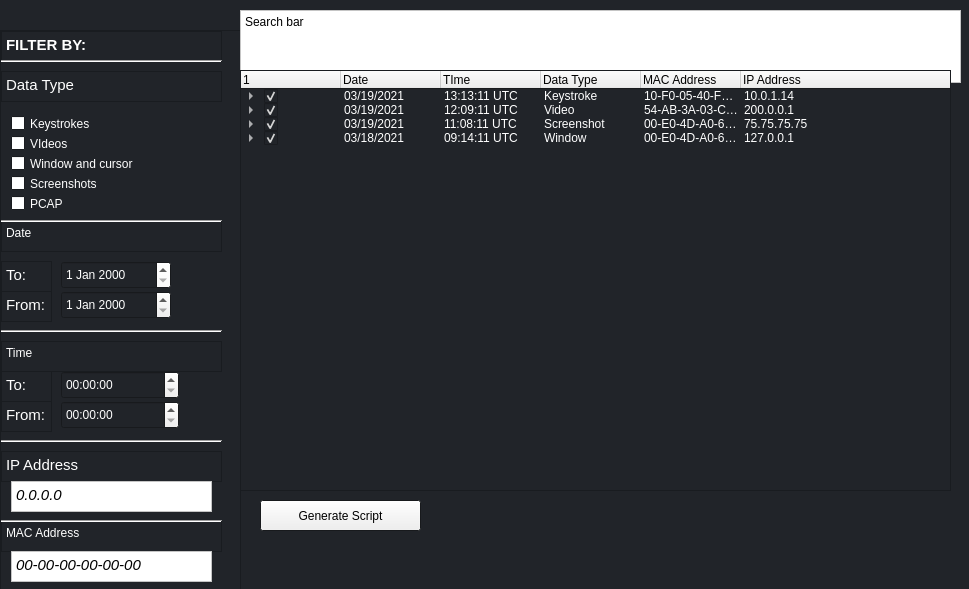
This is src/ui/Home/Home.ui in komodo6/AVERT as Qt 5 draws it before an edit. The edited form follows.
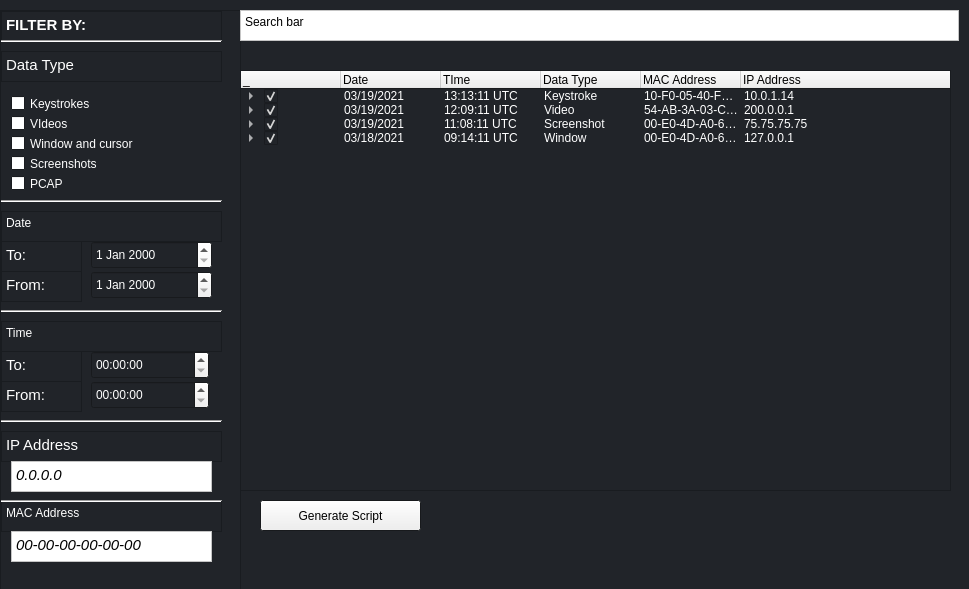
This is the edited form.

Commit message: Minor style changes -FIxed color of text labels -More verbose info -Fixed search bar

Patch:
```diff
--- a/src/ui/Home/Home.ui
+++ b/src/ui/Home/Home.ui
@@ -217,9 +217,9 @@
                 <property name="geometry">
                     <rect>
                         <x>0</x>
-                        <y>30</y>
+      <y>10</y>
                         <width>241</width>
-                        <height>561</height>
+      <height>581</height>
                     </rect>
                 </property>
                 <property name="widgetResizable">
@@ -231,7 +231,7 @@
                             <x>0</x>
                             <y>0</y>
                             <width>239</width>
-                            <height>559</height>
+       <height>579</height>
                         </rect>
                     </property>
                     <widget class="QTextBrowser" name="textBrowser">
@@ -247,8 +247,8 @@
                             <string>&lt;!DOCTYPE HTML PUBLIC &quot;-//W3C//DTD HTML 4.0//EN&quot; &quot;http://www.w3.org/TR/REC-html40/strict.dtd&quot;&gt;
 &lt;html&gt;&lt;head&gt;&lt;meta name=&quot;qrichtext&quot; content=&quot;1&quot; /&gt;&lt;style type=&quot;text/css&quot;&gt;
 p, li { white-space: pre-wrap; }
-&lt;/style&gt;&lt;/head&gt;&lt;body style=&quot; font-family:'MS Shell Dlg 2'; font-size:8.25pt; font-weight:400; font-style:normal;&quot;&gt;
-&lt;p style=&quot; margin-top:0px; margin-bottom:0px; margin-left:0px; margin-right:0px; -qt-block-indent:0; text-indent:0px;&quot;&gt;&lt;span style=&quot; font-family:'Cantarell'; font-size:11pt; font-weight:600;&quot;&gt;FILTER BY:&lt;/span&gt;&lt;/p&gt;&lt;/body&gt;&lt;/html&gt;</string>
+&lt;/style&gt;&lt;/head&gt;&lt;body style=&quot; font-family:'Cantarell'; font-size:11pt; font-weight:400; font-style:normal;&quot;&gt;
+&lt;p style=&quot; margin-top:0px; margin-bottom:0px; margin-left:0px; margin-right:0px; -qt-block-indent:0; text-indent:0px;&quot;&gt;&lt;span style=&quot; font-weight:600;&quot;&gt;FILTER BY:&lt;/span&gt;&lt;/p&gt;&lt;/body&gt;&lt;/html&gt;</string>
                         </property>
                     </widget>
                     <widget class="QTextBrowser" name="textBrowser_2">
@@ -264,8 +264,8 @@
                             <string>&lt;!DOCTYPE HTML PUBLIC &quot;-//W3C//DTD HTML 4.0//EN&quot; &quot;http://www.w3.org/TR/REC-html40/strict.dtd&quot;&gt;
 &lt;html&gt;&lt;head&gt;&lt;meta name=&quot;qrichtext&quot; content=&quot;1&quot; /&gt;&lt;style type=&quot;text/css&quot;&gt;
 p, li { white-space: pre-wrap; }
-&lt;/style&gt;&lt;/head&gt;&lt;body style=&quot; font-family:'MS Shell Dlg 2'; font-size:8.25pt; font-weight:400; font-style:normal;&quot;&gt;
-&lt;p style=&quot; margin-top:0px; margin-bottom:0px; margin-left:0px; margin-right:0px; -qt-block-indent:0; text-indent:0px;&quot;&gt;&lt;span style=&quot; font-family:'Cantarell'; font-size:11pt;&quot;&gt;Data Type&lt;/span&gt;&lt;/p&gt;&lt;/body&gt;&lt;/html&gt;</string>
+&lt;/style&gt;&lt;/head&gt;&lt;body style=&quot; font-family:'Cantarell'; font-size:11pt; font-weight:400; font-style:normal;&quot;&gt;
+&lt;p style=&quot; margin-top:0px; margin-bottom:0px; margin-left:0px; margin-right:0px; -qt-block-indent:0; text-indent:0px;&quot;&gt;Data Type&lt;/p&gt;&lt;/body&gt;&lt;/html&gt;</string>
                         </property>
                     </widget>
                     <widget class="QCheckBox" name="checkBox_2">
@@ -927,7 +927,7 @@
                         <property name="geometry">
                             <rect>
                                 <x>0</x>
-                                <y>190</y>
+        <y>200</y>
                                 <width>221</width>
                                 <height>31</height>
                             </rect>
@@ -939,9 +939,9 @@
                     <widget class="QDateEdit" name="dateEdit">
                         <property name="geometry">
                             <rect>
-                                <x>60</x>
+        <x>90</x>
                                 <y>230</y>
-                                <width>110</width>
+        <width>121</width>
                                 <height>28</height>
                             </rect>
                         </property>
@@ -1080,7 +1080,7 @@
                     <widget class="QTimeEdit" name="timeEdit">
                         <property name="geometry">
                             <rect>
-                                <x>60</x>
+        <x>90</x>
                                 <y>370</y>
                                 <width>118</width>
                                 <height>28</height>
@@ -1137,8 +1137,8 @@
                             <string>&lt;!DOCTYPE HTML PUBLIC &quot;-//W3C//DTD HTML 4.0//EN&quot; &quot;http://www.w3.org/TR/REC-html40/strict.dtd&quot;&gt;
 &lt;html&gt;&lt;head&gt;&lt;meta name=&quot;qrichtext&quot; content=&quot;1&quot; /&gt;&lt;style type=&quot;text/css&quot;&gt;
 p, li { white-space: pre-wrap; }
-&lt;/style&gt;&lt;/head&gt;&lt;body style=&quot; font-family:'MS Shell Dlg 2'; font-size:8.25pt; font-weight:400; font-style:normal;&quot;&gt;
-&lt;p style=&quot; margin-top:0px; margin-bottom:0px; margin-left:0px; margin-right:0px; -qt-block-indent:0; text-indent:0px;&quot;&gt;&lt;span style=&quot; font-family:'Cantarell'; font-size:11pt;&quot;&gt;IP Address&lt;/span&gt;&lt;/p&gt;&lt;/body&gt;&lt;/html&gt;</string>
+&lt;/style&gt;&lt;/head&gt;&lt;body style=&quot; font-family:'Cantarell'; font-size:11pt; font-weight:400; font-style:normal;&quot;&gt;
+&lt;p style=&quot; margin-top:0px; margin-bottom:0px; margin-left:0px; margin-right:0px; -qt-block-indent:0; text-indent:0px;&quot;&gt;IP Address&lt;/p&gt;&lt;/body&gt;&lt;/html&gt;</string>
                         </property>
                     </widget>
                     <widget class="QTextEdit" name="textEdit">
@@ -1154,14 +1154,15 @@
                             <bool>false</bool>
                         </property>
                         <property name="styleSheet">
-                            <string notr="true">background-color: rgb(255, 255, 255);</string>
+       <string notr="true">background-color: rgb(255, 255, 255);
+color: rgb(0, 0, 0);</string>
                         </property>
                         <property name="html">
                             <string>&lt;!DOCTYPE HTML PUBLIC &quot;-//W3C//DTD HTML 4.0//EN&quot; &quot;http://www.w3.org/TR/REC-html40/strict.dtd&quot;&gt;
 &lt;html&gt;&lt;head&gt;&lt;meta name=&quot;qrichtext&quot; content=&quot;1&quot; /&gt;&lt;style type=&quot;text/css&quot;&gt;
 p, li { white-space: pre-wrap; }
-&lt;/style&gt;&lt;/head&gt;&lt;body style=&quot; font-family:'MS Shell Dlg 2'; font-size:8.25pt; font-weight:400; font-style:normal;&quot;&gt;
-&lt;p style=&quot; margin-top:0px; margin-bottom:0px; margin-left:0px; margin-right:0px; -qt-block-indent:0; text-indent:0px;&quot;&gt;&lt;span style=&quot; font-family:'Cantarell'; font-size:11pt; font-style:italic;&quot;&gt;0.0.0.0&lt;/span&gt;&lt;/p&gt;&lt;/body&gt;&lt;/html&gt;</string>
+&lt;/style&gt;&lt;/head&gt;&lt;body style=&quot; font-family:'Cantarell'; font-size:11pt; font-weight:400; font-style:normal;&quot;&gt;
+&lt;p style=&quot; margin-top:0px; margin-bottom:0px; margin-left:0px; margin-right:0px; -qt-block-indent:0; text-indent:0px;&quot;&gt;&lt;span style=&quot; font-style:italic;&quot;&gt;0.0.0.0&lt;/span&gt;&lt;/p&gt;&lt;/body&gt;&lt;/html&gt;</string>
                         </property>
                     </widget>
                     <widget class="QPlainTextEdit" name="plainTextEdit_6">
@@ -1247,7 +1248,7 @@
                             <rect>
                                 <x>0</x>
                                 <y>340</y>
-                                <width>51</width>
+        <width>81</width>
                                 <height>31</height>
                             </rect>
                         </property>
@@ -1255,8 +1256,8 @@
                             <string>&lt;!DOCTYPE HTML PUBLIC &quot;-//W3C//DTD HTML 4.0//EN&quot; &quot;http://www.w3.org/TR/REC-html40/strict.dtd&quot;&gt;
 &lt;html&gt;&lt;head&gt;&lt;meta name=&quot;qrichtext&quot; content=&quot;1&quot; /&gt;&lt;style type=&quot;text/css&quot;&gt;
 p, li { white-space: pre-wrap; }
-&lt;/style&gt;&lt;/head&gt;&lt;body style=&quot; font-family:'MS Shell Dlg 2'; font-size:8.25pt; font-weight:400; font-style:normal;&quot;&gt;
-&lt;p style=&quot; margin-top:0px; margin-bottom:0px; margin-left:0px; margin-right:0px; -qt-block-indent:0; text-indent:0px;&quot;&gt;&lt;span style=&quot; font-family:'Cantarell'; font-size:11pt;&quot;&gt;To:&lt;/span&gt;&lt;/p&gt;&lt;/body&gt;&lt;/html&gt;</string>
+&lt;/style&gt;&lt;/head&gt;&lt;body style=&quot; font-family:'Cantarell'; font-size:11pt; font-weight:400; font-style:normal;&quot;&gt;
+&lt;p style=&quot; margin-top:0px; margin-bottom:0px; margin-left:0px; margin-right:0px; -qt-block-indent:0; text-indent:0px;&quot;&gt;To:&lt;/p&gt;&lt;/body&gt;&lt;/html&gt;</string>
                         </property>
                     </widget>
                     <widget class="QTextBrowser" name="textBrowser_2">
@@ -1264,7 +1265,7 @@
                             <rect>
                                 <x>0</x>
                                 <y>370</y>
-                                <width>51</width>
+        <width>81</width>
                                 <height>31</height>
                             </rect>
                         </property>
@@ -1272,14 +1273,14 @@
                             <string>&lt;!DOCTYPE HTML PUBLIC &quot;-//W3C//DTD HTML 4.0//EN&quot; &quot;http://www.w3.org/TR/REC-html40/strict.dtd&quot;&gt;
 &lt;html&gt;&lt;head&gt;&lt;meta name=&quot;qrichtext&quot; content=&quot;1&quot; /&gt;&lt;style type=&quot;text/css&quot;&gt;
 p, li { white-space: pre-wrap; }
-&lt;/style&gt;&lt;/head&gt;&lt;body style=&quot; font-family:'MS Shell Dlg 2'; font-size:8.25pt; font-weight:400; font-style:normal;&quot;&gt;
-&lt;p style=&quot; margin-top:0px; margin-bottom:0px; margin-left:0px; margin-right:0px; -qt-block-indent:0; text-indent:0px;&quot;&gt;&lt;span style=&quot; font-family:'Cantarell'; font-size:11pt;&quot;&gt;From:&lt;/span&gt;&lt;/p&gt;&lt;/body&gt;&lt;/html&gt;</string>
+&lt;/style&gt;&lt;/head&gt;&lt;body style=&quot; font-family:'Cantarell'; font-size:11pt; font-weight:400; font-style:normal;&quot;&gt;
+&lt;p style=&quot; margin-top:0px; margin-bottom:0px; margin-left:0px; margin-right:0px; -qt-block-indent:0; text-indent:0px;&quot;&gt;From:&lt;/p&gt;&lt;/body&gt;&lt;/html&gt;</string>
                         </property>
                     </widget>
                     <widget class="QTimeEdit" name="timeEdit_2">
                         <property name="geometry">
                             <rect>
-                                <x>60</x>
+        <x>90</x>
                                 <y>340</y>
                                 <width>118</width>
                                 <height>28</height>
@@ -1328,7 +1329,7 @@
                             <rect>
                                 <x>0</x>
                                 <y>260</y>
-                                <width>51</width>
+        <width>81</width>
                                 <height>31</height>
                             </rect>
                         </property>
@@ -1336,8 +1337,8 @@
                             <string>&lt;!DOCTYPE HTML PUBLIC &quot;-//W3C//DTD HTML 4.0//EN&quot; &quot;http://www.w3.org/TR/REC-html40/strict.dtd&quot;&gt;
 &lt;html&gt;&lt;head&gt;&lt;meta name=&quot;qrichtext&quot; content=&quot;1&quot; /&gt;&lt;style type=&quot;text/css&quot;&gt;
 p, li { white-space: pre-wrap; }
-&lt;/style&gt;&lt;/head&gt;&lt;body style=&quot; font-family:'MS Shell Dlg 2'; font-size:8.25pt; font-weight:400; font-style:normal;&quot;&gt;
-&lt;p style=&quot; margin-top:0px; margin-bottom:0px; margin-left:0px; margin-right:0px; -qt-block-indent:0; text-indent:0px;&quot;&gt;&lt;span style=&quot; font-family:'Cantarell'; font-size:11pt;&quot;&gt;From:&lt;/span&gt;&lt;/p&gt;&lt;/body&gt;&lt;/html&gt;</string>
+&lt;/style&gt;&lt;/head&gt;&lt;body style=&quot; font-family:'Cantarell'; font-size:11pt; font-weight:400; font-style:normal;&quot;&gt;
+&lt;p style=&quot; margin-top:0px; margin-bottom:0px; margin-left:0px; margin-right:0px; -qt-block-indent:0; text-indent:0px;&quot;&gt;From:&lt;/p&gt;&lt;/body&gt;&lt;/html&gt;</string>
                         </property>
                     </widget>
                     <widget class="QTextBrowser" name="textBrowser_4">
@@ -1345,7 +1346,7 @@
                             <rect>
                                 <x>0</x>
                                 <y>230</y>
-                                <width>51</width>
+        <width>81</width>
                                 <height>31</height>
                             </rect>
                         </property>
@@ -1353,16 +1354,16 @@
                             <string>&lt;!DOCTYPE HTML PUBLIC &quot;-//W3C//DTD HTML 4.0//EN&quot; &quot;http://www.w3.org/TR/REC-html40/strict.dtd&quot;&gt;
 &lt;html&gt;&lt;head&gt;&lt;meta name=&quot;qrichtext&quot; content=&quot;1&quot; /&gt;&lt;style type=&quot;text/css&quot;&gt;
 p, li { white-space: pre-wrap; }
-&lt;/style&gt;&lt;/head&gt;&lt;body style=&quot; font-family:'MS Shell Dlg 2'; font-size:8.25pt; font-weight:400; font-style:normal;&quot;&gt;
-&lt;p style=&quot; margin-top:0px; margin-bottom:0px; margin-left:0px; margin-right:0px; -qt-block-indent:0; text-indent:0px;&quot;&gt;&lt;span style=&quot; font-family:'Cantarell'; font-size:11pt;&quot;&gt;To:&lt;/span&gt;&lt;/p&gt;&lt;/body&gt;&lt;/html&gt;</string>
+&lt;/style&gt;&lt;/head&gt;&lt;body style=&quot; font-family:'Cantarell'; font-size:11pt; font-weight:400; font-style:normal;&quot;&gt;
+&lt;p style=&quot; margin-top:0px; margin-bottom:0px; margin-left:0px; margin-right:0px; -qt-block-indent:0; text-indent:0px;&quot;&gt;To:&lt;/p&gt;&lt;/body&gt;&lt;/html&gt;</string>
                         </property>
                     </widget>
                     <widget class="QDateEdit" name="dateEdit_2">
                         <property name="geometry">
                             <rect>
-                                <x>60</x>
+        <x>90</x>
                                 <y>260</y>
-                                <width>110</width>
+        <width>121</width>
                                 <height>28</height>
                             </rect>
                         </property>
@@ -1417,40 +1418,19 @@
                             <bool>false</bool>
                         </property>
                         <property name="styleSheet">
-                            <string notr="true">background-color: rgb(255, 255, 255);</string>
+       <string notr="true">background-color: rgb(255, 255, 255);
+color: rgb(0, 0, 0);</string>
                         </property>
                         <property name="html">
                             <string>&lt;!DOCTYPE HTML PUBLIC &quot;-//W3C//DTD HTML 4.0//EN&quot; &quot;http://www.w3.org/TR/REC-html40/strict.dtd&quot;&gt;
 &lt;html&gt;&lt;head&gt;&lt;meta name=&quot;qrichtext&quot; content=&quot;1&quot; /&gt;&lt;style type=&quot;text/css&quot;&gt;
 p, li { white-space: pre-wrap; }
-&lt;/style&gt;&lt;/head&gt;&lt;body style=&quot; font-family:'MS Shell Dlg 2'; font-size:8.25pt; font-weight:400; font-style:normal;&quot;&gt;
-&lt;p style=&quot; margin-top:0px; margin-bottom:0px; margin-left:0px; margin-right:0px; -qt-block-indent:0; text-indent:0px;&quot;&gt;&lt;span style=&quot; font-family:'Cantarell'; font-size:11pt; font-style:italic;&quot;&gt;00-00-00-00-00-00&lt;/span&gt;&lt;/p&gt;&lt;/body&gt;&lt;/html&gt;</string>
+&lt;/style&gt;&lt;/head&gt;&lt;body style=&quot; font-family:'Cantarell'; font-size:11pt; font-weight:400; font-style:normal;&quot;&gt;
+&lt;p style=&quot; margin-top:0px; margin-bottom:0px; margin-left:0px; margin-right:0px; -qt-block-indent:0; text-indent:0px;&quot;&gt;&lt;span style=&quot; font-style:italic;&quot;&gt;00-00-00-00-00-00&lt;/span&gt;&lt;/p&gt;&lt;/body&gt;&lt;/html&gt;</string>
                         </property>
                     </widget>
                 </widget>
             </widget>
-            <widget class="QWidget" name="verticalLayoutWidget">
-                <property name="geometry">
-                    <rect>
-                        <x>240</x>
-                        <y>10</y>
-                        <width>721</width>
-                        <height>73</height>
-                    </rect>
-                </property>
-                <layout class="QVBoxLayout" name="verticalLayout_2">
-                    <item>
-                        <widget class="QPlainTextEdit" name="plainTextEdit_7">
-                            <property name="styleSheet">
-                                <string notr="true">background-color: rgb(255, 255, 255);</string>
-                            </property>
-                            <property name="plainText">
-                                <string>Search bar</string>
-                            </property>
-                        </widget>
-                    </item>
-                </layout>
-            </widget>
             <widget class="QPushButton" name="pushButton">
                 <property name="geometry">
                     <rect>
@@ -1647,7 +1627,7 @@
                 </property>
                 <column>
                     <property name="text">
-                        <string />
+      <string>_</string>
                     </property>
                 </column>
                 <column>
@@ -1677,7 +1657,7 @@
                 </column>
                 <item>
                     <property name="text">
-                        <string />
+      <string/>
                     </property>
                     <property name="checkState">
                         <enum>Checked</enum>
@@ -1702,7 +1682,66 @@
                     </property>
                     <item>
                         <property name="text">
-                            <string />
+       <string/>
+      </property>
+      <property name="text">
+       <string>           </string>
+      </property>
+     </item>
+     <item>
+      <property name="text">
+       <string/>
+      </property>
+      <property name="text">
+       <string>Date</string>
+      </property>
+      <property name="text">
+       <string>02/28/2021</string>
+      </property>
+      <property name="text">
+       <string>PID</string>
+      </property>
+      <property name="text">
+       <string>400</string>
+      </property>
+     </item>
+     <item>
+      <property name="text">
+       <string/>
+      </property>
+      <property name="text">
+       <string>Button Release</string>
+      </property>
+      <property name="text">
+       <string>00:11:30 UTC</string>
+      </property>
+      <property name="text">
+       <string>Coordinates</string>
+      </property>
+      <property name="text">
+       <string>1100,1200</string>
+      </property>
+     </item>
+     <item>
+      <property name="text">
+       <string/>
+      </property>
+      <property name="text">
+       <string>Button Press</string>
+      </property>
+      <property name="text">
+       <string>00:11:25 UTC</string>
+      </property>
+      <property name="text">
+       <string>IP</string>
+      </property>
+      <property name="text">
+       <string>189.231.24.218</string>
+      </property>
+     </item>
+     <item>
+      <property name="text">
+       <string/>
                         </property>
                         <property name="text">
                             <string>Value: </string>
@@ -1710,11 +1749,25 @@
                         <property name="text">
                             <string>N</string>
                         </property>
-                    </item>
-                </item>
+      <property name="text">
+       <string>MAC</string>
+      </property>
+      <property name="text">
+       <string>9C-B6-D0-F4-B3-7F</string>
+      </property>
+     </item>
+     <item>
+      <property name="text">
+       <string/>
+      </property>
+      <property name="text">
+       <string>            </string>
+      </property>
+     </item>
+    </item>
                 <item>
                     <property name="text">
-                        <string />
+      <string/>
                     </property>
                     <property name="checkState">
                         <enum>Checked</enum>
@@ -1739,16 +1792,73 @@
                     </property>
                     <item>
                         <property name="text">
-                            <string />
+       <string/>
                         </property>
                         <property name="text">
-                            <string />
-                        </property>
-                    </item>
+       <string/>
+      </property>
+     </item>
+     <item>
+      <property name="text">
+       <string/>
+      </property>
+      <property name="text">
+       <string>Date</string>
+      </property>
+      <property name="text">
+       <string>02/28/2021</string>
+      </property>
                 </item>
                 <item>
                     <property name="text">
-                        <string />
+       <string/>
+      </property>
+      <property name="text">
+       <string>PID</string>
+      </property>
+      <property name="text">
+       <string>3001</string>
+      </property>
+      <property name="text">
+       <string>IP</string>
+      </property>
+      <property name="text">
+       <string>189.231.24.218</string>
+      </property>
+     </item>
+     <item>
+      <property name="text">
+       <string/>
+      </property>
+      <property name="text">
+       <string>Time</string>
+      </property>
+      <property name="text">
+       <string>00:11:25 UTC</string>
+      </property>
+      <property name="text">
+       <string>MAC
+</string>
+      </property>
+      <property name="text">
+       <string>9C-B6-D0-F4-B3-7F</string>
+      </property>
+     </item>
+     <item>
+      <property name="text">
+       <string/>
+      </property>
+      <property name="text">
+       <string/>
+      </property>
+      <property name="text">
+       <string/>
+      </property>
+     </item>
+    </item>
+    <item>
+     <property name="text">
+      <string/>
                     </property>
                     <property name="checkState">
                         <enum>Checked</enum>
@@ -1773,13 +1883,13 @@
                     </property>
                     <item>
                         <property name="text">
-                            <string />
+       <string/>
                         </property>
                     </item>
                 </item>
                 <item>
                     <property name="text">
-                        <string />
+      <string/>
                     </property>
                     <property name="checkState">
                         <enum>Checked</enum>
@@ -1804,28 +1914,244 @@
                     </property>
                     <item>
                         <property name="text">
-                            <string />
+       <string/>
                         </property>
                         <property name="text">
-                            <string />
+       <string>Event: </string>
                         </property>
                         <property name="text">
-                            <string />
+       <string>WIndow Close</string>
                         </property>
                         <property name="text">
-                            <string />
+       <string/>
                         </property>
                         <property name="text">
-                            <string />
+       <string/>
                         </property>
                         <property name="text">
-                            <string />
+       <string/>
                         </property>
                     </item>
                 </item>
             </widget>
-        </widget>
-    </widget>
-    <resources />
-    <connections />
+   <widget class="QPlainTextEdit" name="plainTextEdit_7">
+    <property name="geometry">
+     <rect>
+      <x>240</x>
+      <y>10</y>
+      <width>719</width>
+      <height>31</height>
+     </rect>
+    </property>
+    <property name="palette">
+     <palette>
+      <active>
+       <colorrole role="WindowText">
+        <brush brushstyle="SolidPattern">
+         <color alpha="255">
+          <red>0</red>
+          <green>0</green>
+          <blue>0</blue>
+         </color>
+        </brush>
+       </colorrole>
+       <colorrole role="Button">
+        <brush brushstyle="SolidPattern">
+         <color alpha="255">
+          <red>255</red>
+          <green>255</green>
+          <blue>255</blue>
+         </color>
+        </brush>
+       </colorrole>
+       <colorrole role="Text">
+        <brush brushstyle="SolidPattern">
+         <color alpha="255">
+          <red>0</red>
+          <green>0</green>
+          <blue>0</blue>
+         </color>
+        </brush>
+       </colorrole>
+       <colorrole role="ButtonText">
+        <brush brushstyle="SolidPattern">
+         <color alpha="255">
+          <red>0</red>
+          <green>0</green>
+          <blue>0</blue>
+         </color>
+        </brush>
+       </colorrole>
+       <colorrole role="Base">
+        <brush brushstyle="SolidPattern">
+         <color alpha="255">
+          <red>255</red>
+          <green>255</green>
+          <blue>255</blue>
+         </color>
+        </brush>
+       </colorrole>
+       <colorrole role="Window">
+        <brush brushstyle="SolidPattern">
+         <color alpha="255">
+          <red>255</red>
+          <green>255</green>
+          <blue>255</blue>
+         </color>
+        </brush>
+       </colorrole>
+       <colorrole role="PlaceholderText">
+        <brush brushstyle="NoBrush">
+         <color alpha="128">
+          <red>0</red>
+          <green>0</green>
+          <blue>0</blue>
+         </color>
+        </brush>
+       </colorrole>
+      </active>
+      <inactive>
+       <colorrole role="WindowText">
+        <brush brushstyle="SolidPattern">
+         <color alpha="255">
+          <red>0</red>
+          <green>0</green>
+          <blue>0</blue>
+         </color>
+        </brush>
+       </colorrole>
+       <colorrole role="Button">
+        <brush brushstyle="SolidPattern">
+         <color alpha="255">
+          <red>255</red>
+          <green>255</green>
+          <blue>255</blue>
+         </color>
+        </brush>
+       </colorrole>
+       <colorrole role="Text">
+        <brush brushstyle="SolidPattern">
+         <color alpha="255">
+          <red>0</red>
+          <green>0</green>
+          <blue>0</blue>
+         </color>
+        </brush>
+       </colorrole>
+       <colorrole role="ButtonText">
+        <brush brushstyle="SolidPattern">
+         <color alpha="255">
+          <red>0</red>
+          <green>0</green>
+          <blue>0</blue>
+         </color>
+        </brush>
+       </colorrole>
+       <colorrole role="Base">
+        <brush brushstyle="SolidPattern">
+         <color alpha="255">
+          <red>255</red>
+          <green>255</green>
+          <blue>255</blue>
+         </color>
+        </brush>
+       </colorrole>
+       <colorrole role="Window">
+        <brush brushstyle="SolidPattern">
+         <color alpha="255">
+          <red>255</red>
+          <green>255</green>
+          <blue>255</blue>
+         </color>
+        </brush>
+       </colorrole>
+       <colorrole role="PlaceholderText">
+        <brush brushstyle="NoBrush">
+         <color alpha="128">
+          <red>0</red>
+          <green>0</green>
+          <blue>0</blue>
+         </color>
+        </brush>
+       </colorrole>
+      </inactive>
+      <disabled>
+       <colorrole role="WindowText">
+        <brush brushstyle="SolidPattern">
+         <color alpha="255">
+          <red>0</red>
+          <green>0</green>
+          <blue>0</blue>
+         </color>
+        </brush>
+       </colorrole>
+       <colorrole role="Button">
+        <brush brushstyle="SolidPattern">
+         <color alpha="255">
+          <red>255</red>
+          <green>255</green>
+          <blue>255</blue>
+         </color>
+        </brush>
+       </colorrole>
+       <colorrole role="Text">
+        <brush brushstyle="SolidPattern">
+         <color alpha="255">
+          <red>0</red>
+          <green>0</green>
+          <blue>0</blue>
+         </color>
+        </brush>
+       </colorrole>
+       <colorrole role="ButtonText">
+        <brush brushstyle="SolidPattern">
+         <color alpha="255">
+          <red>0</red>
+          <green>0</green>
+          <blue>0</blue>
+         </color>
+        </brush>
+       </colorrole>
+       <colorrole role="Base">
+        <brush brushstyle="SolidPattern">
+         <color alpha="255">
+          <red>255</red>
+          <green>255</green>
+          <blue>255</blue>
+         </color>
+        </brush>
+       </colorrole>
+       <colorrole role="Window">
+        <brush brushstyle="SolidPattern">
+         <color alpha="255">
+          <red>255</red>
+          <green>255</green>
+          <blue>255</blue>
+         </color>
+        </brush>
+       </colorrole>
+       <colorrole role="PlaceholderText">
+        <brush brushstyle="NoBrush">
+         <color alpha="128">
+          <red>0</red>
+          <green>0</green>
+          <blue>0</blue>
+         </color>
+        </brush>
+       </colorrole>
+      </disabled>
+     </palette>
+    </property>
+    <property name="styleSheet">
+     <string notr="true">background-color: rgb(255, 255, 255);
+color: rgb(0, 0, 0);</string>
+    </property>
+    <property name="plainText">
+     <string>Search bar</string>
+    </property>
+   </widget>
+  </widget>
+ </widget>
+ <resources/>
+ <connections/>
 </ui>
```
Lines whose indentation alone changed are shown as unchanged.
